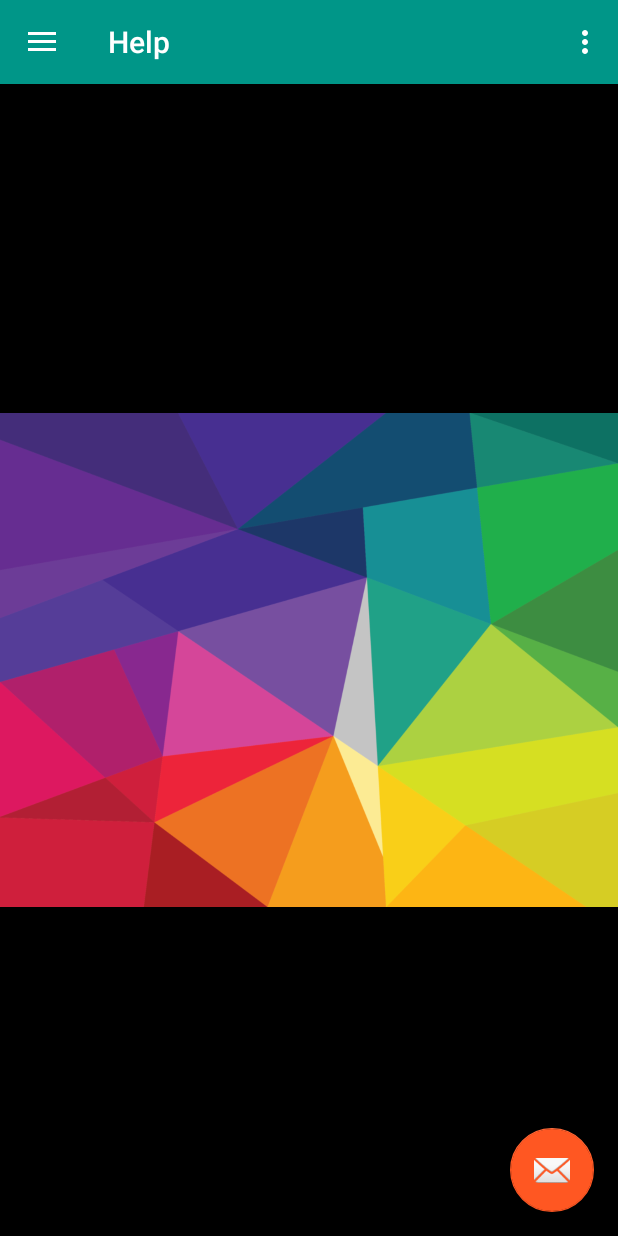
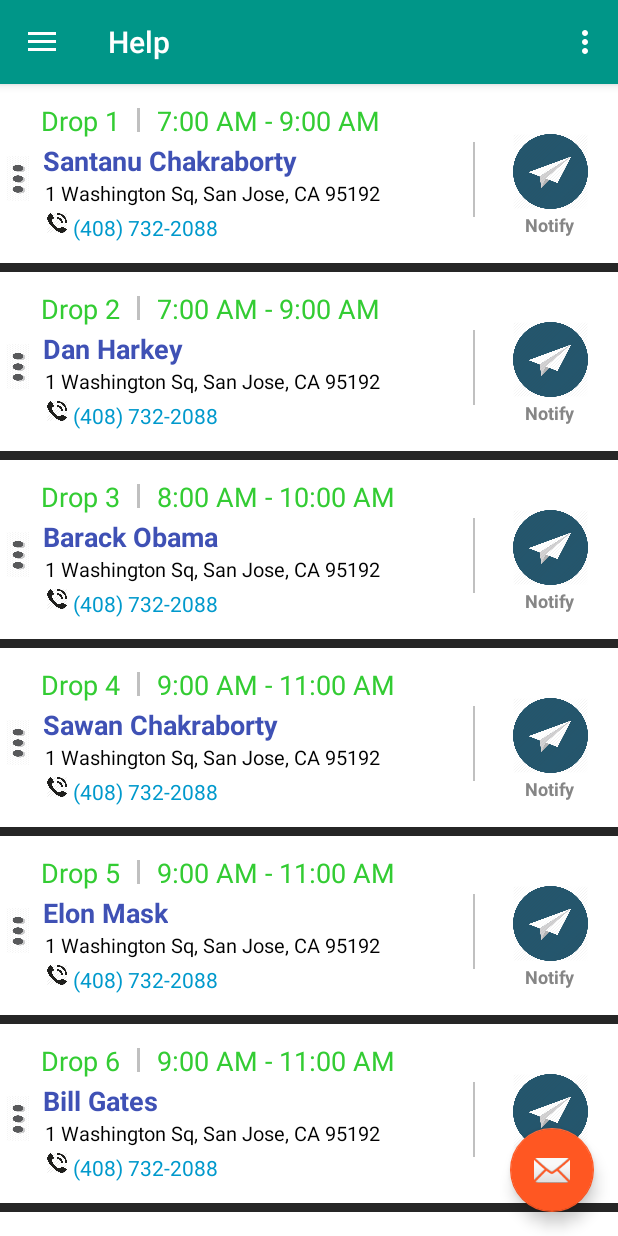
Before and after one commit to santanusetu/Retail-Industry-Loss-Prevention, an Android app: the screen it shows after launch (HomeActivity), in the side drawer, after a tap on "Help", on a phone screen of 412 x 824 dp. Run offline under Robolectric (Android 15) with nearby library versions, the phone set to English and light mode, and no system bars.

Commit message:
Customer Details ListView Changes

```diff
--- a/LPARI/app/src/main/java/com/sjsu/lpari/FragmentShipment.java
+++ b/LPARI/app/src/main/java/com/sjsu/lpari/FragmentShipment.java
@@ -1,17 +1,56 @@
 package com.sjsu.lpari;
 
+import android.content.Context;
 import android.os.Bundle;
 import android.support.v4.app.Fragment;
+import android.support.v4.app.FragmentActivity;
+import android.view.ContextThemeWrapper;
 import android.view.LayoutInflater;
 import android.view.View;
 import android.view.ViewGroup;
+import android.widget.ArrayAdapter;
+import android.widget.ListView;
+
+import com.sjsu.lpari.adapters.CustomDeliveryAdapter;
 
 public class FragmentShipment extends Fragment {
 
+    ListView listview;
+    private FragmentActivity faActivity;
+
     @Override
-    public View onCreateView(LayoutInflater inflater, ViewGroup container,
-                             Bundle savedInstanceState) {
-        // Inflate the layout for this fragment
-        return inflater.inflate(R.layout.fragment_shipment, container, false);
+    public View onCreateView(LayoutInflater inflater, ViewGroup container, Bundle savedInstanceState) {
+        // View rootView = inflater.inflate(R.layout.fragment_shipment, container, false);
+        // listView = (ListView) rootView.findViewById(R.id.listView);
+        // return rootView;
+
+        // create ContextThemeWrapper from the original Activity Context with the custom theme
+        final Context contextThemeWrapper = new ContextThemeWrapper(getActivity(), R.style.AppTheme_Light);
+        // clone the inflater using the ContextThemeWrapper
+        LayoutInflater localInflater = inflater.cloneInContext(contextThemeWrapper);
+        // inflate the layout using the cloned inflater, not default inflater
+        //return localInflater.inflate(R.layout.yourLayout, container, false);
+
+
+        View rootView = localInflater.inflate(R.layout.fragment_shipment, container, false);
+        faActivity = (FragmentActivity) super.getActivity();
+        listview = (ListView) rootView.findViewById(R.id.lvListView);
+
+
+        String[] dropNo = new String[]{"Drop 1", "Drop 2", "Drop 3", "Drop 4", "Drop 5",
+                "Drop 6", "Drop 7"};
+        String[] deliveryTime = new String[]{"7:00 AM - 9:00 AM", "7:00 AM - 9:00 AM", "8:00 AM - 10:00 AM",
+                "9:00 AM - 11:00 AM", "9:00 AM - 11:00 AM", "9:00 AM - 11:00 AM", "10:00 AM - 11:55 AM"};
+        String[] toteCount = new String[]{"4 Pkgs", "11 Pkgs", "8 Pkgs", "3 Pkgs",
+                "5 Pkgs", "2 Pkgs", "9 Pkgs"};
+        String[] custName = new String[]{"Santanu Chakraborty", "Dan Harkey", "Barack Obama",
+                "Sawan Chakraborty", "Elon Mask", "Bill Gates", "Sachin Tendulkar"};
+
+       // listview.setAdapter(new CustomDeliveryAdapter(this, dropNo, deliveryTime, toteCount, custName));
+
+        listview.setAdapter(new CustomDeliveryAdapter(getActivity(), dropNo, deliveryTime, toteCount, custName));
+        return  rootView;
     }
+
+
 }
--- a/LPARI/app/src/main/java/com/sjsu/lpari/HomeActivity.java
+++ b/LPARI/app/src/main/java/com/sjsu/lpari/HomeActivity.java
@@ -143,6 +143,7 @@ public class HomeActivity extends AppCompatActivity {
 
         // Highlight the selected item, update the title, and close the drawer
         menuItem.setChecked(true);
+        //menuItem.setEnabled(true);
         setTitle(menuItem.getTitle());
         mDrawer.closeDrawers();
     }
--- /dev/null
+++ b/LPARI/app/src/main/java/com/sjsu/lpari/adapters/CustomDeliveryAdapter.java
@@ -0,0 +1,157 @@
+package com.sjsu.lpari.adapters;
+
+
+import android.content.Context;
+import android.view.LayoutInflater;
+import android.view.View;
+import android.view.ViewGroup;
+import android.widget.BaseAdapter;
+import android.widget.ImageView;
+import android.widget.TextView;
+import android.widget.Toast;
+
+import com.sjsu.lpari.R;
+
+
+public class CustomDeliveryAdapter extends BaseAdapter implements View.OnClickListener
+{
+
+    Context context;
+    String[] dropNodata;
+    String[] dropTime;
+    String[] toteCount;
+    String[] custName;
+    private static LayoutInflater inflater = null;
+
+    public CustomDeliveryAdapter(Context context, String[] dropNodata)
+    {
+        // TODO Auto-generated constructor stub
+        this.context = context;
+        this.dropNodata = dropNodata;
+        inflater = (LayoutInflater) context.getSystemService(Context.LAYOUT_INFLATER_SERVICE);
+    }
+
+    public CustomDeliveryAdapter(Context context, String[] dropNodata, String[] dropTime,
+                                 String[] toteCount, String[] custName)
+    {
+        // TODO Auto-generated constructor stub
+        this.context = context;
+        this.dropNodata = dropNodata;
+        this.dropTime = dropTime;
+        this.toteCount = toteCount;
+        this.custName = custName;
+        inflater = (LayoutInflater) context.getSystemService(Context.LAYOUT_INFLATER_SERVICE);
+    }
+
+    @Override
+    public int getCount() {
+        // TODO Auto-generated method stub
+        return dropNodata.length;
+    }
+
+    @Override
+    public Object getItem(int position) {
+        // TODO Auto-generated method stub
+        return dropNodata[position];
+    }
+
+    @Override
+    public long getItemId(int position) {
+        // TODO Auto-generated method stub
+        return position;
+    }
+
+    @Override
+    public View getView(final int position, View convertView, final ViewGroup parent)
+    {
+        // TODO Auto-generated method stub
+        View vi = convertView;
+        if (vi == null) {
+            vi = inflater.inflate(R.layout.list_row_delivery, null);
+        }
+
+        TextView setDropNotext = (TextView) vi.findViewById(R.id.tvDropNo);
+        setDropNotext.setText(dropNodata[position]);
+        TextView setDropTime = (TextView) vi.findViewById(R.id.tvDropTime);
+        setDropTime.setText(dropTime[position]);
+      //  TextView setToteCount = (TextView) vi.findViewById(R.id.tvToteCount);
+       // setToteCount.setText(toteCount[position]);
+
+        TextView setCustName = (TextView) vi.findViewById(R.id.tvCustomerName);
+        setCustName.setText(custName[position]);
+
+        ImageView arrowButton = (ImageView) vi.findViewById(R.id.ivArrow);
+        arrowButton.setOnClickListener(this);
+       /* arrowButton.setOnClickListener(new View.OnClickListener() {
+            @Override
+            public void onClick(View view) {
+
+                Toast.makeText(parent.getContext(), "Arrow clicked: " + position, Toast.LENGTH_SHORT).show();
+            }
+        });*/
+
+        /*LinearLayout notifyButton = (LinearLayout) vi.findViewById(R.id.llNotifyButton);
+
+        notifyButton.setOnClickListener(new View.OnClickListener(){
+            @Override
+            public void onClick(View view) {
+
+                Toast.makeText(parent.getContext(), "notifyButton clicked: " + position, Toast.LENGTH_SHORT).show();
+            }
+        });*/
+
+       // ImageView n1 = (ImageView) vi.findViewById(R.id.ivNotify);
+        TextView n2 = (TextView) vi.findViewById(R.id.tvNotify);
+
+       // n1.setOnClickListener(this);
+        n2.setOnClickListener(this);
+
+        //ImageView od1 = (ImageView) vi.findViewById(R.id.ivOrderDetails);
+        //TextView od2 = (TextView) vi.findViewById(R.id.tvOrderDetails);
+
+        //od1.setOnClickListener(this);
+        //od2.setOnClickListener(this);
+
+      //  ImageView ch1 = (ImageView) vi.findViewById(R.id.ivCustHistory);
+       // TextView ch2 = (TextView) vi.findViewById(R.id.tvCustomerHist);
+
+        //ch1.setOnClickListener(this);
+        //ch2.setOnClickListener(this);
+
+        ImageView ph1 = (ImageView) vi.findViewById(R.id.ivPhoneIcon);
+        TextView ph2 = (TextView) vi.findViewById(R.id.tvPhoneNo1);
+       // TextView ph3 = (TextView) vi.findViewById(R.id.tvPhoneNo2);
+
+        ph1.setOnClickListener(this);
+        ph2.setOnClickListener(this);
+        //ph3.setOnClickListener(this);
+
+        return vi;
+    }
+
+    public void onClick(final View v) {
+        switch(v.getId()) {
+          //  case R.id.ivNotify:
+            case R.id.tvNotify:
+            case R.id.ivArrow:
+                Toast.makeText(v.getContext(), "Notify Clicked.", Toast.LENGTH_SHORT).show();
+                break;
+
+        /*    case R.id.ivOrderDetails:
+            case R.id.tvOrderDetails:
+                Toast.makeText(v.getContext(), "Order Details Clicked.", Toast.LENGTH_SHORT).show();
+                break;*/
+
+           // case R.id.ivCustHistory:
+           // case R.id.tvCustomerHist:
+             //   Toast.makeText(v.getContext(), "Customer History Clicked.", Toast.LENGTH_SHORT).show();
+              //  break;
+
+            case R.id.ivPhoneIcon:
+            case R.id.tvPhoneNo1:
+          //  case R.id.tvPhoneNo2:
+                Toast.makeText(v.getContext(), "Phone Clicked.", Toast.LENGTH_SHORT).show();
+                break;
+        }
+    }
+}
--- a/LPARI/app/src/main/res/layout/activity_home.xml
+++ b/LPARI/app/src/main/res/layout/activity_home.xml
@@ -47,7 +47,9 @@
         android:layout_width="wrap_content"
         android:layout_height="match_parent"
         android:layout_gravity="start"
-        app:itemTextColor="@android:color/background_light"
+
+        app:itemIconTint="@color/white"
+        app:itemTextColor="@color/white"
         app:menu="@menu/drawer_view"
         app:headerLayout="@layout/nav_header_image"/>
 
--- a/LPARI/app/src/main/res/layout/activity_home_content.xml
+++ b/LPARI/app/src/main/res/layout/activity_home_content.xml
@@ -44,6 +44,6 @@
         android:layout_height="wrap_content"
         android:layout_gravity="bottom|end"
         android:layout_margin="@dimen/fab_margin"
-        android:src="@android:drawable/ic_dialog_email" />
+        android:src="@android:drawable/ic_dialog_email"/>
 
 </android.support.design.widget.CoordinatorLayout>
--- a/LPARI/app/src/main/res/layout/fragment_shipment.xml
+++ b/LPARI/app/src/main/res/layout/fragment_shipment.xml
@@ -1,11 +1,15 @@
-<RelativeLayout xmlns:android="http://schemas.android.com/apk/res/android"
+<LinearLayout xmlns:android="http://schemas.android.com/apk/res/android"
+    xmlns:tools="http://schemas.android.com/tools"
     android:layout_width="match_parent"
     android:layout_height="match_parent"
-    android:background="@android:color/black">
+    tools:context=".MainActivity">
 
-    <ImageView
-        android:layout_width="match_parent"
-        android:layout_height="match_parent"
-        android:src="@drawable/header"
-        android:layout_centerInParent="true" />
-</RelativeLayout>
+    <ListView
+        android:id="@+id/lvListView"
+        android:layout_width="wrap_content"
+        android:layout_height="wrap_content"
+        android:dividerHeight="6dp"
+        android:divider="#262626"
+        android:scrollbars="none"/>
+
+</LinearLayout>
--- /dev/null
+++ b/LPARI/app/src/main/res/layout/horizontal_line.xml
@@ -0,0 +1,8 @@
+<?xml version="1.0" encoding="utf-8"?>
+<View
+    xmlns:android="http://schemas.android.com/apk/res/android"
+    android:layout_width="fill_parent"
+    android:layout_height="1dip"
+    android:background="#c0c0c0"
+    android:layout_marginTop="5dp"
+    android:layout_marginLeft="4dp"/>
--- /dev/null
+++ b/LPARI/app/src/main/res/layout/list_row_delivery.xml
@@ -0,0 +1,287 @@
+<?xml version="1.0" encoding="utf-8"?>
+<RelativeLayout xmlns:android="http://schemas.android.com/apk/res/android"
+    android:layout_width="fill_parent"
+    android:layout_height="fill_parent"
+    android:paddingBottom="4dp"
+    android:layout_margin="5dp">
+
+    <ImageView
+        android:id="@+id/ivDotIcon"
+        android:layout_width="15dp"
+        android:layout_height="30dp"
+        android:layout_marginRight="6dp"
+        android:layout_marginLeft="4dp"
+        android:layout_marginTop="48dp"
+        android:background="@drawable/dotscut" />
+
+
+    <TextView
+        android:id="@+id/tvDropNo"
+        android:layout_width="wrap_content"
+        android:layout_height="wrap_content"
+        android:layout_marginTop="10dp"
+        android:layout_toRightOf="@id/ivDotIcon"
+        android:padding="2dp"
+        android:paddingLeft="1dp"
+        android:layout_marginRight="5dp"
+        android:text="Drop 1"
+        android:textAppearance="?android:attr/textAppearanceMedium"
+        android:textColor="#33CC33" />
+
+    <include
+        layout="@layout/vertical_line"
+        android:layout_width="2dip"
+        android:layout_height="16dp"
+        android:layout_alignTop="@id/tvDropNo"
+        android:layout_marginLeft="4dp"
+        android:layout_marginTop="6dp"
+        android:layout_toRightOf="@id/tvDropNo" />
+
+    <TextView
+        android:id="@+id/tvDropTime"
+        android:layout_width="wrap_content"
+        android:layout_height="wrap_content"
+        android:layout_marginLeft="15dp"
+        android:layout_marginTop="10dp"
+        android:layout_toRightOf="@id/tvDropNo"
+        android:padding="2dp"
+        android:text="7:00 - 9:00 AM"
+        android:textAppearance="?android:attr/textAppearanceMedium"
+        android:textColor="#33CC33" />
+
+    <!--<include
+        layout="@layout/vertical_line"
+        android:layout_width="2dip"
+        android:layout_height="15dp"
+        android:layout_alignTop="@id/tvDropTime"
+        android:layout_marginLeft="4dp"
+        android:layout_marginTop="5dp"
+        android:layout_toRightOf="@id/tvDropTime" />
+
+
+
+    <TextView
+        android:id="@+id/tvToteCount"
+        android:layout_width="wrap_content"
+        android:layout_height="wrap_content"
+        android:layout_marginLeft="10dp"
+        android:layout_marginTop="5dp"
+        android:layout_toRightOf="@id/tvDropTime"
+        android:padding="2dp"
+        android:text="4 Pkg"
+        android:textAppearance="?android:attr/textAppearanceMedium"
+        android:textColor="#33CC33" />-->
+
+
+    <TextView
+        android:id="@+id/tvCustomerName"
+        android:layout_width="wrap_content"
+        android:layout_height="wrap_content"
+        android:layout_alignLeft="@id/tvDropNo"
+        android:layout_below="@id/tvDropNo"
+        android:layout_marginLeft="3dp"
+        android:text="Debra Baker Barille"
+        android:textColor="@color/blue_heading"
+        android:textAppearance="?android:attr/textAppearanceMedium"
+        android:textStyle="bold"/>
+
+    <TextView
+        android:id="@+id/tvCustomerAddress"
+        android:layout_width="wrap_content"
+        android:layout_height="wrap_content"
+        android:layout_alignLeft="@id/tvCustomerName"
+        android:layout_below="@id/tvCustomerName"
+        android:layout_marginLeft="1dp"
+        android:textColor="@color/black"
+        android:text="1 Washington Sq, San Jose, CA 95192"
+        android:textSize="13sp" />
+
+   <!-- <TextView
+        android:id="@+id/tvCustomerAddressSpecialInstruc"
+        android:layout_width="wrap_content"
+        android:layout_height="wrap_content"
+        android:layout_alignLeft="@id/tvCustomerAddress"
+        android:layout_below="@id/tvCustomerAddress"
+        android:layout_marginBottom="1dp"
+        android:layout_marginLeft="1dp"
+        android:layout_marginTop="1dp"
+        android:textColor="@color/black"
+        android:text="Center is located on cascade behind ..."
+        android:textSize="11sp" />-->
+
+    <ImageView
+        android:id="@+id/ivPhoneIcon"
+        android:layout_width="13dp"
+        android:layout_height="13dp"
+        android:layout_alignLeft="@id/tvCustomerAddress"
+        android:layout_below="@id/tvCustomerAddress"
+        android:layout_marginLeft="1dp"
+        android:background="@drawable/phoneicon"
+        android:paddingTop="4dp"
+        android:layout_marginTop="4dp"/>
+
+    <TextView
+        android:id="@+id/tvPhoneNo1"
+        android:layout_width="wrap_content"
+        android:layout_height="wrap_content"
+        android:layout_alignTop="@id/ivPhoneIcon"
+        android:layout_marginLeft="4dp"
+        android:layout_toRightOf="@id/ivPhoneIcon"
+        android:text="(408) 732-2088"
+        android:textColor="#0099CC"
+        android:layout_marginBottom="10dp"/>
+
+<!--    <include
+        layout="@layout/vertical_line"
+        android:layout_width="2dip"
+        android:layout_height="15dp"
+        android:layout_alignTop="@id/tvPhoneNo1"
+        android:layout_marginLeft="4dp"
+        android:layout_toRightOf="@id/tvPhoneNo1" />
+
+    <TextView
+        android:id="@+id/tvPhoneNo2"
+        android:layout_width="wrap_content"
+        android:layout_height="wrap_content"
+        android:layout_alignTop="@id/tvPhoneNo1"
+        android:layout_marginLeft="10dp"
+        android:layout_toRightOf="@id/tvPhoneNo1"
+        android:text="(408)523 6655"
+        android:textColor="#0099CC" />-->
+
+    <ImageView
+        android:id="@+id/ivArrow"
+        android:layout_width="50dp"
+        android:layout_height="50dp"
+        android:layout_alignParentRight="true"
+        android:layout_marginTop="-5dp"
+        android:layout_alignTop="@id/tvCustomerName"
+        android:layout_marginRight="20dp"
+        android:layout_marginLeft="10dp"
+        android:background="@drawable/photo_arrow" />
+
+    <TextView
+        android:id="@+id/tvNotify"
+        android:layout_width="wrap_content"
+        android:layout_height="wrap_content"
+        android:layout_below="@id/ivArrow"
+        android:layout_alignLeft="@id/ivArrow"
+        android:paddingTop="2dp"
+        android:layout_marginLeft="5dp"
+        android:text=" Notify "
+        android:textColor="#868686"
+        android:textSize="12sp"
+        android:textStyle="bold"/>
+
+    <include
+        layout="@layout/vertical_line"
+        android:layout_width="1dip"
+        android:layout_height="50dp"
+        android:layout_alignTop="@id/tvCustomerName"
+        android:layout_marginLeft="4dp"
+        android:layout_marginRight="15dp"
+        android:layout_toLeftOf="@id/ivArrow" />
+
+   <!-- <include
+        layout="@layout/horizontal_line"
+        android:layout_width="fill_parent"
+        android:layout_height="1dip"
+        android:layout_alignLeft="@id/ivPhoneIcon"
+        android:layout_alignRight="@id/ivArrow"
+        android:layout_below="@id/ivPhoneIcon"
+        android:layout_marginLeft="-4dp"
+        android:layout_marginTop="10dp" />-->
+
+
+    <!--<ImageView
+        android:id="@+id/ivNotify"
+        android:layout_width="25dp"
+        android:layout_height="25dp"
+        android:layout_alignLeft="@id/ivPhoneIcon"
+        android:layout_below="@id/ivPhoneIcon"
+        android:layout_marginLeft="-2dp"
+        android:layout_marginTop="12dp"
+        android:layout_marginRight="5dp"
+        android:background="@drawable/msgicon" />-->
+
+    <!--<TextView
+        android:id="@+id/tvNotify"
+        android:layout_width="wrap_content"
+        android:layout_height="wrap_content"
+        android:layout_alignTop="@id/ivNotify"
+        android:layout_marginLeft="6dp"
+        android:layout_marginRight="8dp"
+        android:layout_toRightOf="@id/ivNotify"
+        android:paddingTop="2dp"
+        android:text="Notification "
+        android:textColor="#868686"
+        android:textSize="16sp"
+        android:textStyle="bold" />-->
+
+    <!--<include
+        android:id="@+id/lNotify"
+        layout="@layout/vertical_line"
+        android:layout_width="2dip"
+        android:layout_height="20dp"
+        android:layout_alignTop="@id/tvNotify"
+        android:layout_marginTop="2dp"
+        android:layout_toRightOf="@id/tvNotify" />-->
+
+    <!--<ImageView
+        android:id="@+id/ivOrderDetails"
+        android:layout_width="20dp"
+        android:layout_height="18dp"
+        android:layout_below="@id/ivPhoneIcon"
+        android:layout_marginLeft="12dp"
+        android:layout_marginTop="12dp"
+        android:layout_toRightOf="@id/tvNotify"
+        android:background="@drawable/carticonnew" />
+
+    <TextView
+        android:id="@+id/tvOrderDetails"
+        android:layout_width="wrap_content"
+        android:layout_height="wrap_content"
+        android:layout_alignTop="@id/ivOrderDetails"
+        android:layout_marginLeft="1dp"
+        android:layout_toRightOf="@id/ivOrderDetails"
+        android:paddingTop="2dp"
+        android:text=" Order Details "
+        android:textColor="#868686"
+        android:textSize="12sp"
+        android:textStyle="bold" />
+
+    <include
+        layout="@layout/vertical_line"
+        android:layout_width="1dip"
+        android:layout_height="16dp"
+        android:layout_alignTop="@id/tvOrderDetails"
+        android:layout_marginLeft="6dp"
+        android:layout_marginTop="2dp"
+        android:layout_toRightOf="@id/tvOrderDetails" />-->
+
+    <!--<ImageView
+        android:id="@+id/ivCustHistory"
+        android:layout_width="25dp"
+        android:layout_height="22dp"
+        android:layout_below="@id/ivPhoneIcon"
+        android:layout_marginLeft="12dp"
+        android:layout_marginRight="5dp"
+        android:layout_marginTop="14dp"
+        android:layout_toRightOf="@id/tvNotify"
+        android:background="@drawable/clockicon" />-->
+
+   <!-- <TextView
+        android:id="@+id/tvCustomerHist"
+        android:layout_width="wrap_content"
+        android:layout_height="wrap_content"
+        android:layout_alignTop="@id/ivCustHistory"
+        android:layout_marginLeft="4dp"
+        android:layout_marginTop="-2dp"
+        android:layout_toRightOf="@id/ivCustHistory"
+        android:paddingTop="2dp"
+        android:text="Customer History"
+        android:textColor="#868686"
+        android:textSize="16sp"
+        android:textStyle="bold" />-->
+
+</RelativeLayout>
--- /dev/null
+++ b/LPARI/app/src/main/res/layout/vertical_line.xml
@@ -0,0 +1,8 @@
+<?xml version="1.0" encoding="utf-8"?>
+<View
+    xmlns:android="http://schemas.android.com/apk/res/android"
+    android:layout_width="2dp"
+    android:layout_height="15dp"
+    android:background="#c0c0c0"
+    android:layout_marginTop="5dp"
+    android:layout_marginLeft="4dp"/>
--- a/LPARI/app/src/main/res/menu/drawer_view.xml
+++ b/LPARI/app/src/main/res/menu/drawer_view.xml
@@ -1,6 +1,6 @@
 <menu xmlns:android="http://schemas.android.com/apk/res/android">
 
-    <group android:checkableBehavior="single">
+    <group android:id="@+id/mainMenu" android:checkableBehavior="single">
         <item
             android:id="@+id/nav_first_fragment"
             android:icon="@drawable/ic_one"
@@ -15,7 +15,7 @@
             android:title="Third" />
     </group>
 
-    <group android:checkableBehavior="single">
+    <group android:id="@+id/subMenu" android:checkableBehavior="single">
         <item android:title="Others">
             <menu>
                 <item
--- a/LPARI/app/src/main/res/values/colors.xml
+++ b/LPARI/app/src/main/res/values/colors.xml
@@ -27,4 +27,7 @@
     <color name="base">#AAAAAA</color>
     <color name="iron">#CCCCCC</color>
     <color name="white">#FFFFFF</color>
+
+    <color name="list_text">#868686</color>
+    <color name="blue_heading">#3F51B5</color>
 </resources>
--- a/LPARI/app/src/main/res/values/strings.xml
+++ b/LPARI/app/src/main/res/values/strings.xml
@@ -10,4 +10,16 @@
     <string name="drawer_open">Open navigation drawer</string>
     <string name="drawer_close">Close navigation drawer</string>
 
+    <string-array name="Planets">
+        <item>Sun</item>
+        <item>Mercury</item>
+        <item>Venus</item>
+        <item>Earth</item>
+        <item>Mars</item>
+        <item>Jupiter</item>
+        <item>Saturn</item>
+        <item>Uranus</item>
+        <item>Neptune</item>
+    </string-array>
+
 </resources>
--- a/LPARI/app/src/main/res/values/styles.xml
+++ b/LPARI/app/src/main/res/values/styles.xml
@@ -1,12 +1,4 @@
 <resources>
-
-    <!-- Base application theme.
-    <style name="AppTheme" parent="Theme.AppCompat.Light.DarkActionBar">
-
-        <item name="colorPrimary">@color/colorPrimary</item>
-        <item name="colorPrimaryDark">@color/colorPrimaryDark</item>
-        <item name="colorAccent">@color/colorAccent</item>
-    </style>-->
 
     <!-- Base application theme. -->
     <style name="AppTheme" parent="Theme.AppCompat">
@@ -15,14 +7,16 @@
         <item name="colorAccent">#FF5722</item>
     </style>
 
+
     <style name="AppTheme.NoActionBar">
         <item name="windowActionBar">false</item>
         <item name="windowNoTitle">true</item>
     </style>
 
+
     <style name="AppTheme.AppBarOverlay" parent="ThemeOverlay.AppCompat.Dark.ActionBar" />
+    <style name="AppTheme.PopupOverlay" parent="ThemeOverlay.AppCompat.Light" />
 
-    <style name="AppTheme.PopupOverlay" parent="ThemeOverlay.AppCompat.Light" />
 
 
     <style name="AppTheme.Dark" parent="Theme.AppCompat.NoActionBar">
@@ -30,21 +24,14 @@
         <item name="colorPrimaryDark">@color/colorPrimaryDark</item>
         <item name="colorAccent">@color/colorAccent</item>
 
+        <item name="android:windowBackground">@color/colorPrimary</item>
+        <item name="android:textColor">@android:color/background_light</item>
 
-        <item name="android:windowBackground">@color/colorPrimary</item>
-
-        <item name="android:textColor">@android:color/background_light</item>
-        <item name="colorControlHighlight">@color/colorPrimaryDark</item>
-
-       <!-- <item name="android:windowBackground">@color/colorPrimary</item>
-
-
+        <!-- <item name="android:windowBackground">@color/colorPrimary</item>
         <item name="colorControlNormal">@color/iron</item>
         <item name="colorControlActivated">@color/white</item>
         <item name="colorControlHighlight">@color/white</item>
         <item name="android:textColorHint">@color/iron</item>
-
-
         <item name="colorButtonNormal">@color/primary_darker</item>
         <item name="android:textColor">@android:color/background_light</item>-->
     </style>
@@ -55,6 +42,14 @@
         <item name="android:background">@color/colorPrimary</item>
     </style>
 
+
+
+    <style name="AppTheme.Light" parent="Theme.AppCompat.NoActionBar">
+        <item name="colorAccent">@color/white</item>
+        <item name="android:textColorPrimary">@color/black</item>
+        <item name="android:text">@color/black</item>
+        <item name="android:background">@color/white</item>
+    </style>
 
 
    <!-- <style name="AppTheme.Dark" parent="Theme.AppCompat.NoActionBar">
```
Also changed, not shown: LPARI/app/src/main/res/drawable/carticonnew.png (added), LPARI/app/src/main/res/drawable/clockicon.png (added), LPARI/app/src/main/res/drawable/dotscut.png (added), LPARI/app/src/main/res/drawable/msgicon.png (added), LPARI/app/src/main/res/drawable/phoneicon.png (added), LPARI/app/src/main/res/drawable/photo_arrow.jpg (added), LPARI/app/src/main/res/drawable/picasso.jpg (added).
